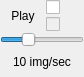
This is starviewer/src/core/qcinecontrollerbase.ui in starviewer-medical/starviewer as Qt 5 draws it before an edit. The edited form follows.
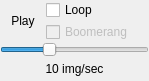
This is the edited form. Icons and pictures are not drawn.

Commit message: ENH: Li posem texte a les accions de loop i boomerang perquè siguin més entendibles per l'usuari

```diff
--- a/starviewer/src/core/qcinecontrollerbase.ui
+++ b/starviewer/src/core/qcinecontrollerbase.ui
@@ -1,12 +1,12 @@
 <ui version="4.0" >
  <class>udg::QCINEControllerBase</class>
- <widget class="QWidget" name="udg::QCINEControllerBase" >
-  <property name="geometry" >
+ <widget class="QWidget" name="udg::QCINEControllerBase">
+  <property name="geometry">
    <rect>
     <x>0</x>
     <y>0</y>
-    <width>84</width>
-    <height>77</height>
+    <width>149</width>
+    <height>81</height>
    </rect>
   </property>
   <property name="windowTitle" >
@@ -56,17 +56,17 @@
       </widget>
      </item>
      <item>
-      <layout class="QVBoxLayout" >
-       <property name="margin" >
-        <number>0</number>
-       </property>
-       <property name="spacing" >
+      <layout class="QVBoxLayout">
+       <property name="spacing">
         <number>2</number>
        </property>
+       <property name="margin">
+        <number>0</number>
+       </property>
        <item>
-        <widget class="QCheckBox" name="m_loopCheckBox" >
-         <property name="text" >
-          <string/>
+        <widget class="QCheckBox" name="m_loopCheckBox">
+         <property name="text">
+          <string>Loop</string>
          </property>
          <property name="icon" >
           <iconset resource="../main/main.qrc" >:/images/repeat.png</iconset>
@@ -78,8 +78,8 @@
          <property name="enabled" >
           <bool>false</bool>
          </property>
-         <property name="text" >
-          <string/>
+         <property name="text">
+          <string>Boomerang</string>
          </property>
          <property name="icon" >
           <iconset resource="../main/main.qrc" >:/images/boomerang.png</iconset>
@@ -91,11 +91,9 @@
     </layout>
    </item>
    <item>
-    <widget class="QSlider" name="m_velocityControl" >
-     <property name="sizePolicy" >
-      <sizepolicy>
-       <hsizetype>1</hsizetype>
-       <vsizetype>0</vsizetype>
+    <widget class="QSlider" name="m_velocityControl">
+     <property name="sizePolicy">
+      <sizepolicy hsizetype="Minimum" vsizetype="Fixed">
        <horstretch>0</horstretch>
        <verstretch>0</verstretch>
       </sizepolicy>
@@ -121,11 +119,9 @@
     </widget>
    </item>
    <item>
-    <widget class="QLabel" name="m_velocityLabel" >
-     <property name="sizePolicy" >
-      <sizepolicy>
-       <hsizetype>1</hsizetype>
-       <vsizetype>5</vsizetype>
+    <widget class="QLabel" name="m_velocityLabel">
+     <property name="sizePolicy">
+      <sizepolicy hsizetype="Minimum" vsizetype="Preferred">
        <horstretch>0</horstretch>
        <verstretch>0</verstretch>
       </sizepolicy>
```
Left out of the diff: 67 changed lines with no effect on the pictures.
